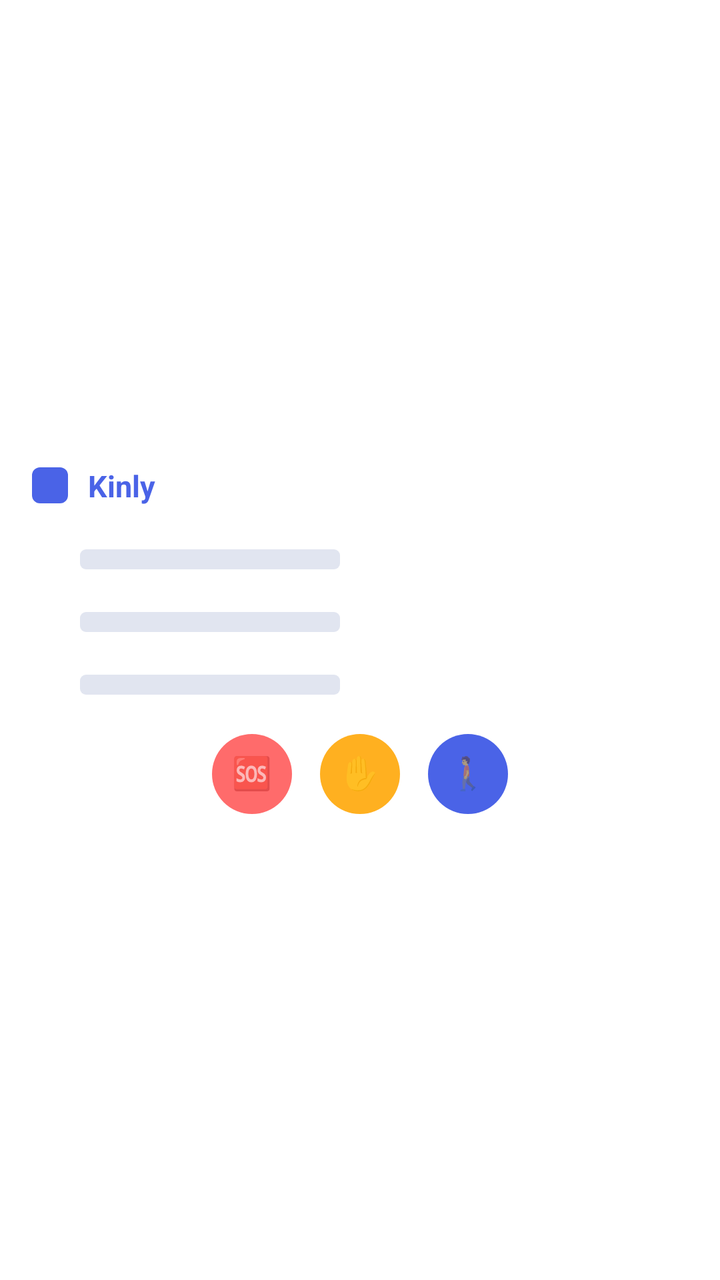
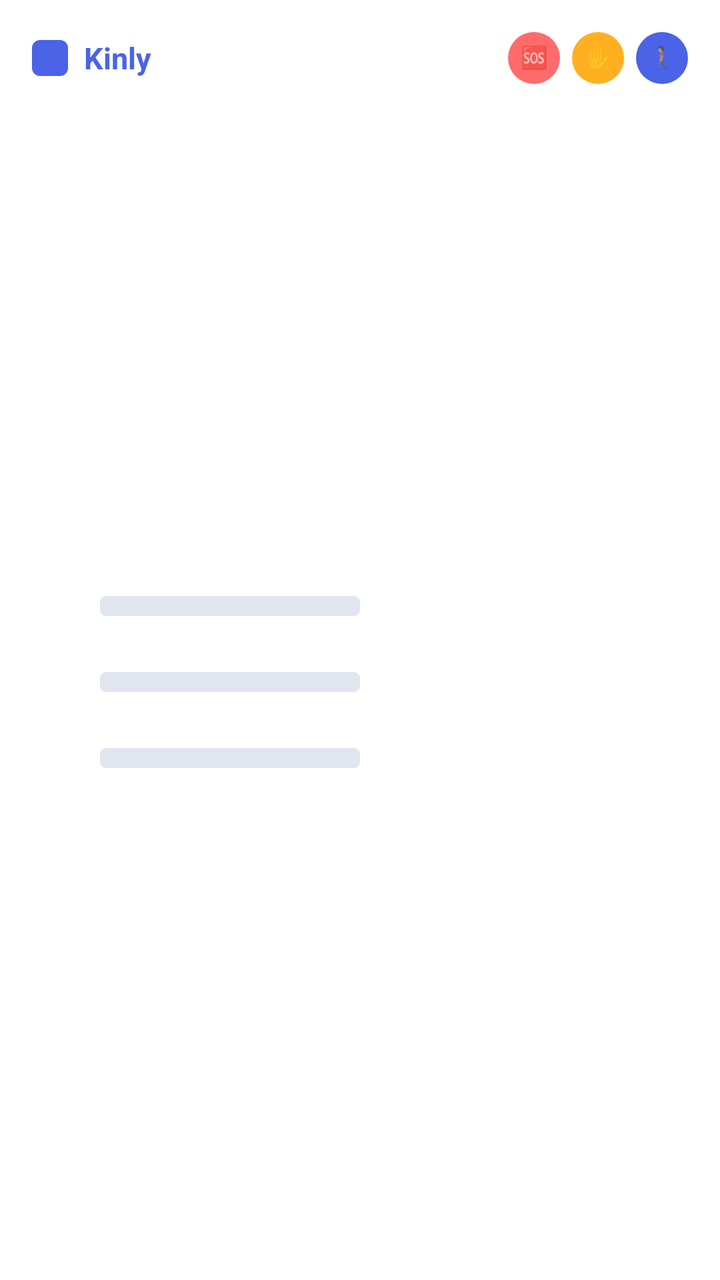

An Android layout rendered at two revisions. The XML below is the earlier revision; the diff shows what the commit changed to produce the second picture.
<!-- AndroidManifest.xml: fallback theme Theme.MaterialComponents.DayNight.NoActionBar -->
<!-- res/layout/kinly_widget.xml -->
<?xml version="1.0" encoding="utf-8"?>
<LinearLayout xmlns:android="http://schemas.android.com/apk/res/android"
    android:id="@+id/widget_root"
    android:layout_width="match_parent"
    android:layout_height="match_parent"
    android:orientation="vertical"
    android:gravity="center_vertical"
    android:padding="16dp"
    android:background="@drawable/kinly_widget_background">

    
    <LinearLayout
        android:layout_width="match_parent"
        android:layout_height="wrap_content"
        android:orientation="horizontal"
        android:gravity="center_vertical">

        <ImageView
            android:layout_width="18dp"
            android:layout_height="18dp"
            android:layout_marginEnd="10dp"
            android:src="@drawable/widget_logo" />

        <TextView
            android:id="@+id/widget_title"
            android:layout_width="wrap_content"
            android:layout_height="wrap_content"
            android:text="Kinly"
            android:textStyle="bold"
            android:textSize="15sp"
            android:textColor="#4A63E7" />
    </LinearLayout>

    
    <LinearLayout
        android:id="@+id/widget_row1"
        android:layout_width="match_parent"
        android:layout_height="wrap_content"
        android:layout_marginTop="18dp"
        android:orientation="horizontal"
        android:gravity="center_vertical">

        <ImageView
            android:id="@+id/widget_dot1"
            android:layout_width="14dp"
            android:layout_height="14dp"
            android:layout_marginEnd="10dp"
            android:src="@drawable/widget_dot" />

        <FrameLayout
            android:layout_width="0dp"
            android:layout_height="wrap_content"
            android:layout_weight="1">

            <TextView
                android:id="@+id/widget_line1"
                android:layout_width="match_parent"
                android:layout_height="wrap_content"
                android:textSize="12.5sp"
                android:maxLines="1"
                android:ellipsize="end"
                android:textColor="#222533" />

            <ImageView
                android:id="@+id/widget_bar1"
                android:layout_width="130dp"
                android:layout_height="10dp"
                android:layout_gravity="start|center_vertical"
                android:src="@drawable/widget_bar" />
        </FrameLayout>
    </LinearLayout>

    <LinearLayout
        android:id="@+id/widget_row2"
        android:layout_width="match_parent"
        android:layout_height="wrap_content"
        android:layout_marginTop="14dp"
        android:orientation="horizontal"
        android:gravity="center_vertical">

        <ImageView
            android:id="@+id/widget_dot2"
            android:layout_width="14dp"
            android:layout_height="14dp"
            android:layout_marginEnd="10dp"
            android:src="@drawable/widget_dot" />

        <FrameLayout
            android:layout_width="0dp"
            android:layout_height="wrap_content"
            android:layout_weight="1">

            <TextView
                android:id="@+id/widget_line2"
                android:layout_width="match_parent"
                android:layout_height="wrap_content"
                android:textSize="12.5sp"
                android:maxLines="1"
                android:ellipsize="end"
                android:textColor="#222533" />

            <ImageView
                android:id="@+id/widget_bar2"
                android:layout_width="130dp"
                android:layout_height="10dp"
                android:layout_gravity="start|center_vertical"
                android:src="@drawable/widget_bar" />
        </FrameLayout>
    </LinearLayout>

    <LinearLayout
        android:id="@+id/widget_row3"
        android:layout_width="match_parent"
        android:layout_height="wrap_content"
        android:layout_marginTop="14dp"
        android:orientation="horizontal"
        android:gravity="center_vertical">

        <ImageView
            android:id="@+id/widget_dot3"
            android:layout_width="14dp"
            android:layout_height="14dp"
            android:layout_marginEnd="10dp"
            android:src="@drawable/widget_dot" />

        <FrameLayout
            android:layout_width="0dp"
            android:layout_height="wrap_content"
            android:layout_weight="1">

            <TextView
                android:id="@+id/widget_line3"
                android:layout_width="match_parent"
                android:layout_height="wrap_content"
                android:textSize="12.5sp"
                android:maxLines="1"
                android:ellipsize="end"
                android:textColor="#222533" />

            <ImageView
                android:id="@+id/widget_bar3"
                android:layout_width="130dp"
                android:layout_height="10dp"
                android:layout_gravity="start|center_vertical"
                android:src="@drawable/widget_bar" />
        </FrameLayout>
    </LinearLayout>

    
    <LinearLayout
        android:layout_width="match_parent"
        android:layout_height="wrap_content"
        android:layout_marginTop="16dp"
        android:orientation="horizontal"
        android:gravity="center">

        <TextView
            android:id="@+id/widget_btn_sos"
            android:layout_width="40dp"
            android:layout_height="40dp"
            android:layout_marginEnd="14dp"
            android:background="@drawable/widget_action_circle_sos"
            android:gravity="center"
            android:includeFontPadding="false"
            android:text="🆘"
            android:textSize="16sp" />

        <TextView
            android:id="@+id/widget_btn_help"
            android:layout_width="40dp"
            android:layout_height="40dp"
            android:layout_marginEnd="14dp"
            android:background="@drawable/widget_action_circle_help"
            android:gravity="center"
            android:includeFontPadding="false"
            android:text="✋"
            android:textSize="16sp" />

        <TextView
            android:id="@+id/widget_btn_walk"
            android:layout_width="40dp"
            android:layout_height="40dp"
            android:background="@drawable/widget_action_circle_walk"
            android:gravity="center"
            android:includeFontPadding="false"
            android:text="🚶"
            android:textSize="16sp" />
    </LinearLayout>
</LinearLayout>
<!-- resources referenced by this layout -->
<resources>
  <!-- drawable kinly_widget_background (drawable) -->
  <?xml version="1.0" encoding="utf-8"?>
  <shape xmlns:android="http://schemas.android.com/apk/res/android" android:shape="rectangle">
      <solid android:color="#FFFFFF" />
      <corners android:radius="20dp" />
  </shape>
  <!-- drawable widget_action_circle_help (drawable) -->
  <?xml version="1.0" encoding="utf-8"?>
  <shape xmlns:android="http://schemas.android.com/apk/res/android" android:shape="oval">
      <solid android:color="#FFFFB020" />
  </shape>
  <!-- drawable widget_action_circle_sos (drawable) -->
  <?xml version="1.0" encoding="utf-8"?>
  <shape xmlns:android="http://schemas.android.com/apk/res/android" android:shape="oval">
      <solid android:color="#FFFF6B6B" />
  </shape>
  <!-- drawable widget_action_circle_walk (drawable) -->
  <?xml version="1.0" encoding="utf-8"?>
  <shape xmlns:android="http://schemas.android.com/apk/res/android" android:shape="oval">
      <solid android:color="#FF4A63E7" />
  </shape>
  <!-- drawable widget_bar (drawable) -->
  <?xml version="1.0" encoding="utf-8"?>
  <shape xmlns:android="http://schemas.android.com/apk/res/android" android:shape="rectangle">
      <solid android:color="#E1E5F0" />
      <corners android:radius="3dp" />
  </shape>
  <!-- drawable widget_dot (drawable) -->
  <?xml version="1.0" encoding="utf-8"?>
  <shape xmlns:android="http://schemas.android.com/apk/res/android" android:shape="oval">
      <solid android:color="#FFFFFF" />
  </shape>
  <!-- drawable widget_logo (drawable) -->
  <?xml version="1.0" encoding="utf-8"?>
  <shape xmlns:android="http://schemas.android.com/apk/res/android" android:shape="rectangle">
      <solid android:color="#4A63E7" />
      <corners android:radius="4dp" />
  </shape>
</resources>

<!-- the commit's change to res/layout/kinly_widget.xml (unified diff, before → after) -->
@@ -4,7 +4,6 @@
     android:layout_width="match_parent"
     android:layout_height="match_parent"
     android:orientation="vertical"
-    android:gravity="center_vertical"
     android:padding="16dp"
     android:background="@drawable/kinly_widget_background">
 
@@ -18,7 +17,7 @@
         <ImageView
             android:layout_width="18dp"
             android:layout_height="18dp"
-            android:layout_marginEnd="10dp"
+            android:layout_marginEnd="8dp"
             android:src="@drawable/widget_logo" />
 
         <TextView
@@ -29,161 +28,190 @@
             android:textStyle="bold"
             android:textSize="15sp"
             android:textColor="#4A63E7" />
-    </LinearLayout>
-
-    
-    <LinearLayout
-        android:id="@+id/widget_row1"
-        android:layout_width="match_parent"
-        android:layout_height="wrap_content"
-        android:layout_marginTop="18dp"
-        android:orientation="horizontal"
-        android:gravity="center_vertical">
-
-        <ImageView
-            android:id="@+id/widget_dot1"
-            android:layout_width="14dp"
-            android:layout_height="14dp"
-            android:layout_marginEnd="10dp"
-            android:src="@drawable/widget_dot" />
-
-        <FrameLayout
+
+        <LinearLayout
             android:layout_width="0dp"
-            android:layout_height="wrap_content"
-            android:layout_weight="1">
-
-            <TextView
-                android:id="@+id/widget_line1"
-                android:layout_width="match_parent"
-                android:layout_height="wrap_content"
-                android:textSize="12.5sp"
-                android:maxLines="1"
-                android:ellipsize="end"
-                android:textColor="#222533" />
-
-            <ImageView
-                android:id="@+id/widget_bar1"
-                android:layout_width="130dp"
-                android:layout_height="10dp"
-                android:layout_gravity="start|center_vertical"
-                android:src="@drawable/widget_bar" />
-        </FrameLayout>
-    </LinearLayout>
-
-    <LinearLayout
-        android:id="@+id/widget_row2"
-        android:layout_width="match_parent"
-        android:layout_height="wrap_content"
-        android:layout_marginTop="14dp"
-        android:orientation="horizontal"
-        android:gravity="center_vertical">
-
-        <ImageView
-            android:id="@+id/widget_dot2"
-            android:layout_width="14dp"
-            android:layout_height="14dp"
-            android:layout_marginEnd="10dp"
-            android:src="@drawable/widget_dot" />
-
-        <FrameLayout
-            android:layout_width="0dp"
-            android:layout_height="wrap_content"
-            android:layout_weight="1">
-
-            <TextView
-                android:id="@+id/widget_line2"
-                android:layout_width="match_parent"
-                android:layout_height="wrap_content"
-                android:textSize="12.5sp"
-                android:maxLines="1"
-                android:ellipsize="end"
-                android:textColor="#222533" />
-
-            <ImageView
-                android:id="@+id/widget_bar2"
-                android:layout_width="130dp"
-                android:layout_height="10dp"
-                android:layout_gravity="start|center_vertical"
-                android:src="@drawable/widget_bar" />
-        </FrameLayout>
-    </LinearLayout>
-
-    <LinearLayout
-        android:id="@+id/widget_row3"
-        android:layout_width="match_parent"
-        android:layout_height="wrap_content"
-        android:layout_marginTop="14dp"
-        android:orientation="horizontal"
-        android:gravity="center_vertical">
-
-        <ImageView
-            android:id="@+id/widget_dot3"
-            android:layout_width="14dp"
-            android:layout_height="14dp"
-            android:layout_marginEnd="10dp"
-            android:src="@drawable/widget_dot" />
-
-        <FrameLayout
-            android:layout_width="0dp"
-            android:layout_height="wrap_content"
-            android:layout_weight="1">
-
-            <TextView
-                android:id="@+id/widget_line3"
-                android:layout_width="match_parent"
-                android:layout_height="wrap_content"
-                android:textSize="12.5sp"
-                android:maxLines="1"
-                android:ellipsize="end"
-                android:textColor="#222533" />
-
-            <ImageView
-                android:id="@+id/widget_bar3"
-                android:layout_width="130dp"
-                android:layout_height="10dp"
-                android:layout_gravity="start|center_vertical"
-                android:src="@drawable/widget_bar" />
-        </FrameLayout>
-    </LinearLayout>
-
-    
-    <LinearLayout
-        android:layout_width="match_parent"
-        android:layout_height="wrap_content"
-        android:layout_marginTop="16dp"
-        android:orientation="horizontal"
-        android:gravity="center">
+            android:layout_height="1dp"
+            android:layout_weight="1" />
 
         <TextView
             android:id="@+id/widget_btn_sos"
-            android:layout_width="40dp"
-            android:layout_height="40dp"
-            android:layout_marginEnd="14dp"
+            android:layout_width="26dp"
+            android:layout_height="26dp"
+            android:layout_marginStart="6dp"
             android:background="@drawable/widget_action_circle_sos"
             android:gravity="center"
             android:includeFontPadding="false"
             android:text="🆘"
-            android:textSize="16sp" />
+            android:textSize="11sp" />
 
         <TextView
             android:id="@+id/widget_btn_help"
-            android:layout_width="40dp"
-            android:layout_height="40dp"
-            android:layout_marginEnd="14dp"
+            android:layout_width="26dp"
+            android:layout_height="26dp"
+            android:layout_marginStart="6dp"
             android:background="@drawable/widget_action_circle_help"
             android:gravity="center"
             android:includeFontPadding="false"
             android:text="✋"
-            android:textSize="16sp" />
+            android:textSize="11sp" />
 
         <TextView
             android:id="@+id/widget_btn_walk"
-            android:layout_width="40dp"
-            android:layout_height="40dp"
+            android:layout_width="26dp"
+            android:layout_height="26dp"
+            android:layout_marginStart="6dp"
             android:background="@drawable/widget_action_circle_walk"
             android:gravity="center"
             android:includeFontPadding="false"
             android:text="🚶"
-            android:textSize="16sp" />
+            android:textSize="11sp" />
     </LinearLayout>
+
+    
+    <FrameLayout
+        android:layout_width="match_parent"
+        android:layout_height="0dp"
+        android:layout_weight="1">
+
+        <LinearLayout
+            android:layout_width="match_parent"
+            android:layout_height="wrap_content"
+            android:layout_gravity="center_vertical"
+            android:orientation="vertical">
+
+            
+            <LinearLayout
+                android:id="@+id/widget_row1"
+                android:layout_width="match_parent"
+                android:layout_height="wrap_content"
+                android:layout_marginTop="16dp"
+                android:orientation="horizontal"
+                android:gravity="center_vertical">
+
+                <FrameLayout android:layout_width="24dp" android:layout_height="24dp" android:layout_marginEnd="10dp">
+                    <ImageView
+                        android:id="@+id/widget_dot1"
+                        android:layout_width="match_parent"
+                        android:layout_height="match_parent"
+                        android:src="@drawable/widget_dot" />
+                    <ImageView
+                        android:layout_width="15dp"
+                        android:layout_height="15dp"
+                        android:layout_gravity="center"
+                        android:src="@drawable/widget_person_icon" />
+                </FrameLayout>
+
+                <FrameLayout
+                    android:layout_width="0dp"
+                    android:layout_height="wrap_content"
+                    android:layout_weight="1">
+
+                    <TextView
+                        android:id="@+id/widget_line1"
+                        android:layout_width="match_parent"
+                        android:layout_height="wrap_content"
+                        android:textSize="12.5sp"
+                        android:maxLines="1"
+                        android:ellipsize="end"
+                        android:textColor="#222533" />
+
+                    <ImageView
+                        android:id="@+id/widget_bar1"
+                        android:layout_width="130dp"
+                        android:layout_height="10dp"
+                        android:layout_gravity="start|center_vertical"
+                        android:src="@drawable/widget_bar" />
+                </FrameLayout>
+            </LinearLayout>
+
+            <LinearLayout
+                android:id="@+id/widget_row2"
+                android:layout_width="match_parent"
+                android:layout_height="wrap_content"
+                android:layout_marginTop="14dp"
+                android:orientation="horizontal"
+                android:gravity="center_vertical">
+
+                <FrameLayout android:layout_width="24dp" android:layout_height="24dp" android:layout_marginEnd="10dp">
+                    <ImageView
+                        android:id="@+id/widget_dot2"
+                        android:layout_width="match_parent"
+                        android:layout_height="match_parent"
+                        android:src="@drawable/widget_dot" />
+                    <ImageView
+                        android:layout_width="15dp"
+                        android:layout_height="15dp"
+                        android:layout_gravity="center"
+                        android:src="@drawable/widget_person_icon" />
+                </FrameLayout>
+
+                <FrameLayout
+                    android:layout_width="0dp"
+                    android:layout_height="wrap_content"
+                    android:layout_weight="1">
+
+                    <TextView
+                        android:id="@+id/widget_line2"
+                        android:layout_width="match_parent"
+                        android:layout_height="wrap_content"
+                        android:textSize="12.5sp"
+                        android:maxLines="1"
+                        android:ellipsize="end"
+                        android:textColor="#222533" />
+
+                    <ImageView
+                        android:id="@+id/widget_bar2"
+                        android:layout_width="130dp"
+                        android:layout_height="10dp"
+                        android:layout_gravity="start|center_vertical"
+                        android:src="@drawable/widget_bar" />
+                </FrameLayout>
+            </LinearLayout>
+
+            <LinearLayout
+                android:id="@+id/widget_row3"
+                android:layout_width="match_parent"
+                android:layout_height="wrap_content"
+                android:layout_marginTop="14dp"
+                android:orientation="horizontal"
+                android:gravity="center_vertical">
+
+                <FrameLayout android:layout_width="24dp" android:layout_height="24dp" android:layout_marginEnd="10dp">
+                    <ImageView
+                        android:id="@+id/widget_dot3"
+                        android:layout_width="match_parent"
+                        android:layout_height="match_parent"
+                        android:src="@drawable/widget_dot" />
+                    <ImageView
+                        android:layout_width="15dp"
+                        android:layout_height="15dp"
+                        android:layout_gravity="center"
+                        android:src="@drawable/widget_person_icon" />
+                </FrameLayout>
+
+                <FrameLayout
+                    android:layout_width="0dp"
+                    android:layout_height="wrap_content"
+                    android:layout_weight="1">
+
+                    <TextView
+                        android:id="@+id/widget_line3"
+                        android:layout_width="match_parent"
+                        android:layout_height="wrap_content"
+                        android:textSize="12.5sp"
+                        android:maxLines="1"
+                        android:ellipsize="end"
+                        android:textColor="#222533" />
+
+                    <ImageView
+                        android:id="@+id/widget_bar3"
+                        android:layout_width="130dp"
+                        android:layout_height="10dp"
+                        android:layout_gravity="start|center_vertical"
+                        android:src="@drawable/widget_bar" />
+                </FrameLayout>
+            </LinearLayout>
+        </LinearLayout>
+    </FrameLayout>
 </LinearLayout>
<!-- resource entries referenced after the edit -->
@@ -38,5 +38,17 @@
       <solid android:color="#4A63E7" />
       <corners android:radius="4dp" />
   </shape>
+  <!-- drawable widget_person_icon (drawable) -->
+  <?xml version="1.0" encoding="utf-8"?>
+  <vector xmlns:android="http://schemas.android.com/apk/res/android"
+      android:width="24dp"
+      android:height="24dp"
+      android:viewportWidth="24"
+      android:viewportHeight="24"
+      android:tint="#FFFFFF">
+      <path
+          android:fillColor="#FF000000"
+          android:pathData="M12,12c2.21,0 4,-1.79 4,-4s-1.79,-4 -4,-4 -4,1.79 -4,4 1.79,4 4,4zM12,14c-2.67,0 -8,1.34 -8,4v2h16v-2c0,-2.66 -5.33,-4 -8,-4z" />
+  </vector>
 </resources>
 
